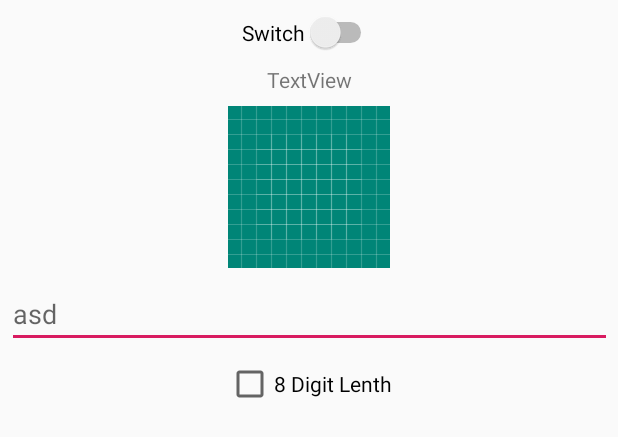
After one commit to hossamxp33/imakeappandroid, an Android app: the layout viedio_room.xml on its own in the app's theme, with its tools: preview values and no code run, on a phone screen of 412 x 824 dp. The commit adds this screen. Shown: the top 437 px of the screen. Run offline under Robolectric (Android 15) with nearby library versions, the light colour scheme and no system bars.

```diff
--- a/app/src/main/AndroidManifest.xml
+++ b/app/src/main/AndroidManifest.xml
@@ -10,9 +10,13 @@
             android:roundIcon="@mipmap/ic_launcher_round"
             android:supportsRtl="true"
             android:theme="@style/AppTheme">
+
         <activity android:name="com.example.android.slider.HActivity">
         </activity>
         <activity android:name="com.example.android.slider.MainActivity">
+        </activity>
+        <activity android:name="com.example.android.slider.ui.splash.SplashUi">
+
             <intent-filter>
                 <action android:name="android.intent.action.MAIN"/>
 
--- a/app/src/main/java/com/example/android/slider/MainActivity.kt
+++ b/app/src/main/java/com/example/android/slider/MainActivity.kt
@@ -18,8 +18,7 @@ class MainActivity : AppCompatActivity() {
         super.onCreate(savedInstanceState)
 
         setContentView(R.layout.activity_main)
-        viewModel = ViewModelProviders.of(this).get(UserViewModel::class.java)
-        viewpager.adapter = ViewPagerAdapter(this)
+        viewpager.adapter = ViewPagerAdapter()
         indicator.setViewPager(viewpager)
         swipeViewPager()
     }
--- a/app/src/main/java/com/example/android/slider/Testing.kt
+++ /dev/null
@@ -1,6 +0,0 @@
-package com.example.android.slider
-
-class Testing {
-
-    var name = "asd"
-}
--- /dev/null
+++ b/app/src/main/java/com/example/android/slider/models/splash/SettingModel.kt
@@ -0,0 +1 @@
+package com.example.android.slider.models.splash
--- /dev/null
+++ b/app/src/main/res/layout/viedio_room.xml
@@ -0,0 +1,69 @@
+<?xml version="1.0" encoding="utf-8"?>
+<android.support.constraint.ConstraintLayout xmlns:android="http://schemas.android.com/apk/res/android"
+                                             xmlns:app="http://schemas.android.com/apk/res-auto"
+                                             xmlns:tools="http://schemas.android.com/tools"
+                                             android:layout_width="match_parent"
+                                             android:layout_height="match_parent">
+
+    <Switch
+            android:text="Switch"
+            android:layout_width="wrap_content"
+            android:layout_height="wrap_content"
+            android:id="@+id/switch1"
+            app:layout_constraintEnd_toEndOf="parent"
+            app:layout_constraintStart_toStartOf="parent"
+            app:layout_constraintTop_toTopOf="parent"
+            android:layout_marginTop="8dp"/>
+    <TextView
+            android:text="TextView"
+            android:layout_width="0dp"
+            android:layout_height="wrap_content"
+            android:id="@+id/textView"
+            android:gravity="center"
+            app:layout_constraintTop_toBottomOf="@+id/switch1" app:layout_constraintEnd_toEndOf="parent"
+            android:layout_marginEnd="8dp" app:layout_constraintStart_toStartOf="parent"
+            android:layout_marginStart="8dp" android:layout_marginTop="8dp"
+            app:layout_constraintHorizontal_bias="0.0"/>
+
+    <EditText android:layout_width="403dp"
+              android:layout_height="wrap_content"
+              android:hint="asd"
+              android:layout_marginTop="8dp"
+              app:layout_constraintTop_toBottomOf="@+id/imageView4"
+              app:layout_constraintEnd_toEndOf="parent"
+              android:layout_marginEnd="8dp"
+              app:layout_constraintStart_toStartOf="parent"
+              android:layout_marginStart="8dp"
+              android:id="@+id/editText"/>
+    <ImageView
+            android:layout_width="wrap_content"
+            android:layout_height="wrap_content"
+            app:srcCompat="@drawable/ic_launcher_background"
+            android:id="@+id/imageView4"
+            app:layout_constraintTop_toBottomOf="@+id/textView"
+            android:layout_marginTop="8dp"
+            app:layout_constraintEnd_toEndOf="parent"
+            android:layout_marginEnd="8dp"
+            app:layout_constraintStart_toStartOf="parent"
+            android:layout_marginStart="8dp"/>
+    <CheckBox
+            android:text="8 Digit Lenth"
+            android:layout_width="wrap_content"
+            android:layout_height="wrap_content"
+            android:id="@+id/checkBox"
+            app:layout_constraintTop_toBottomOf="@+id/editText"
+            android:layout_marginTop="8dp"
+            app:layout_constraintEnd_toEndOf="parent"
+            android:layout_marginEnd="8dp"
+            app:layout_constraintStart_toStartOf="parent"
+            android:layout_marginStart="8dp"/>
+    <TextView
+
+            android:layout_width="wrap_content"
+            android:layout_height="wrap_content"
+            android:id="@+id/textView2"
+            app:layout_constraintStart_toStartOf="parent"
+            app:layout_constraintEnd_toEndOf="parent"
+            android:layout_marginBottom="8dp"
+            app:layout_constraintBottom_toBottomOf="parent"/>
+</android.support.constraint.ConstraintLayout>
```
Also changed, not shown: app/build.gradle (+8 -0 lines), app/src/main/java/com/example/android/slider/UserViewModel.kt (+10 -6 lines), app/src/main/java/com/example/android/slider/ViewPagerAdapter.kt (+6 -2 lines), app/src/main/java/com/example/android/slider/datalayer/Repo/SplashRepo.kt (added, +29 -0 lines), app/src/main/java/com/example/android/slider/datalayer/apiservices/ApiServices.kt (+38 -0 lines), app/src/main/java/com/example/android/slider/datalayer/usecases/SplashUsecase.kt (added, +25 -0 lines), app/src/main/java/com/example/android/slider/models/splash/SplashModel.kt (added, +11 -0 lines), app/src/main/java/com/example/android/slider/ui/splash/SplashUi.kt (added, +57 -0 lines), app/src/main/java/com/example/android/slider/ui/splash/SplashViewModel.kt (added, +27 -0 lines), app/src/main/res/layout/activity_main.xml (+9 -0 lines), app/src/main/res/layout/splash_layout.xml (added, +19 -0 lines), app/src/main/res/layout/viewpagerimage.xml (+11 -10 lines).
